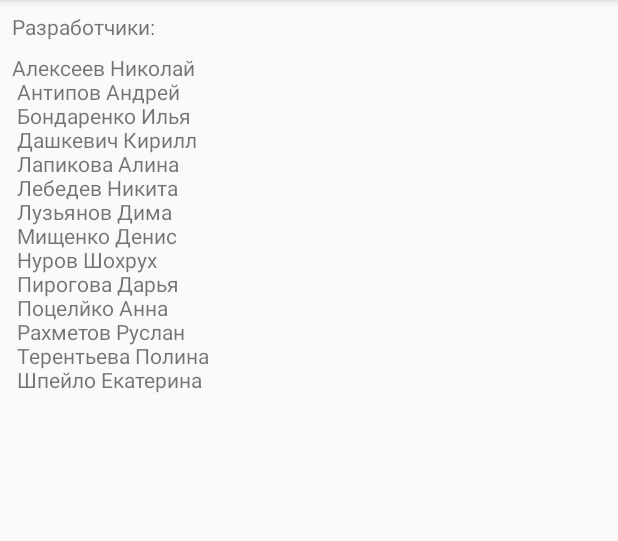
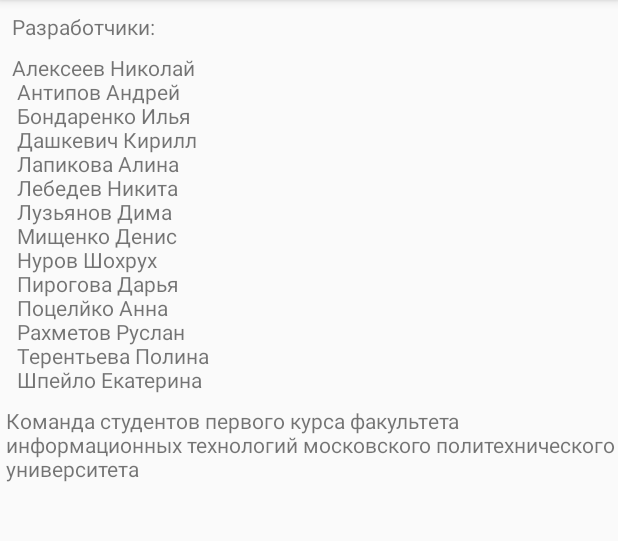
Before and after one commit to pirogovaaaaaa/slovar_polytech, an Android app: the AboutUsActivity screen opened directly, with no data from a screen before it, on a phone screen of 412 x 824 dp, the part 84-625 px from its top. Run offline under Robolectric (Android 15) with nearby library versions, the phone set to English and light mode, and no system bars.

Commit message:
In the section "About Us" added the description "Team of first-year students of the Faculty of Information Technology of the Moscow Polytechnic University" - done.

```diff
--- a/AndroidApp/VocabularyApp/app/src/main/res/layout/activity_about_us.xml
+++ b/AndroidApp/VocabularyApp/app/src/main/res/layout/activity_about_us.xml
@@ -1,6 +1,7 @@
 <?xml version="1.0" encoding="utf-8"?>
 <android.support.constraint.ConstraintLayout xmlns:android="http://schemas.android.com/apk/res/android"
     xmlns:app="http://schemas.android.com/apk/res-auto"
+    xmlns:tools="http://schemas.android.com/tools"
     android:layout_width="match_parent"
     android:layout_height="match_parent">
 
@@ -25,4 +26,18 @@
         android:text="@string/developers"
         app:layout_constraintStart_toStartOf="parent"
         app:layout_constraintTop_toBottomOf="@+id/textDevelopers" />
+
+    <TextView
+        android:id="@+id/textTeam"
+        android:layout_width="wrap_content"
+        android:layout_height="wrap_content"
+        android:layout_marginStart="16dp"
+        android:layout_marginLeft="16dp"
+        android:layout_marginTop="8dp"
+        android:layout_marginEnd="8dp"
+        android:layout_marginRight="8dp"
+        android:text="@string/TeamEnd"
+        app:layout_constraintEnd_toEndOf="parent"
+        app:layout_constraintStart_toStartOf="parent"
+        app:layout_constraintTop_toBottomOf="@+id/textDevelopersList" />
 </android.support.constraint.ConstraintLayout>
--- a/AndroidApp/VocabularyApp/app/src/main/res/values/strings.xml
+++ b/AndroidApp/VocabularyApp/app/src/main/res/values/strings.xml
@@ -31,4 +31,5 @@
     <string name="enterDescription">Введите описание</string>
     <string name="exit">Выход</string>
     <string name="apply">Применить</string>
+    <string name="TeamEnd">Команда студентов первого курса факультета информационных технологий московского политехнического университета</string>
 </resources>
```
